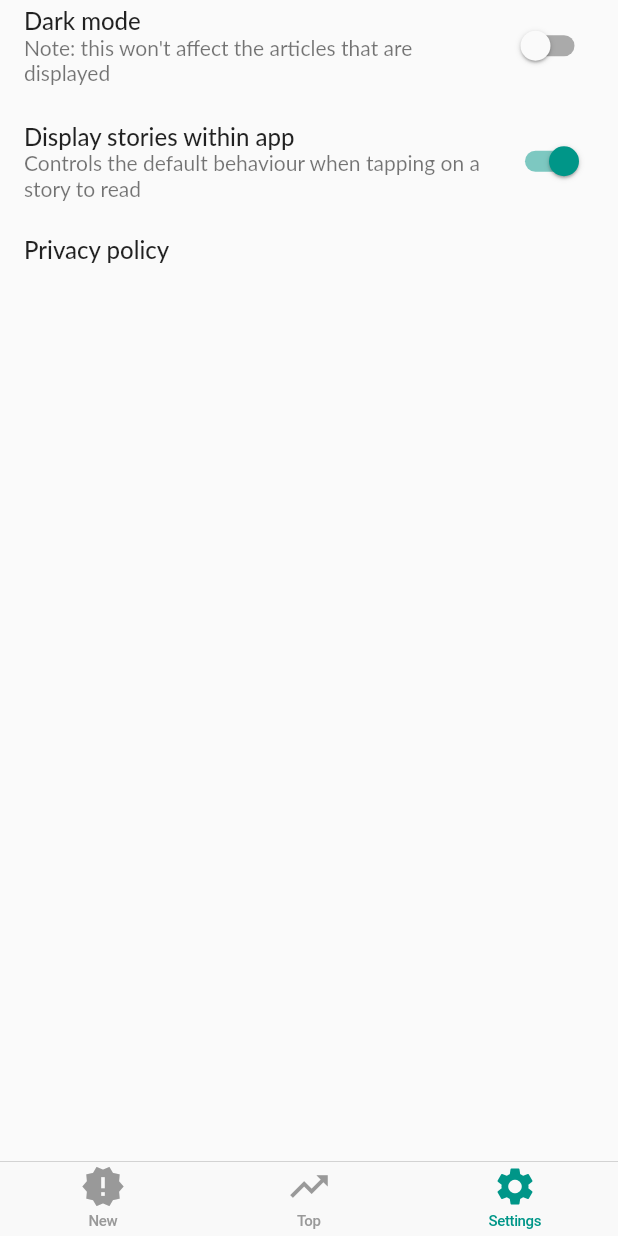
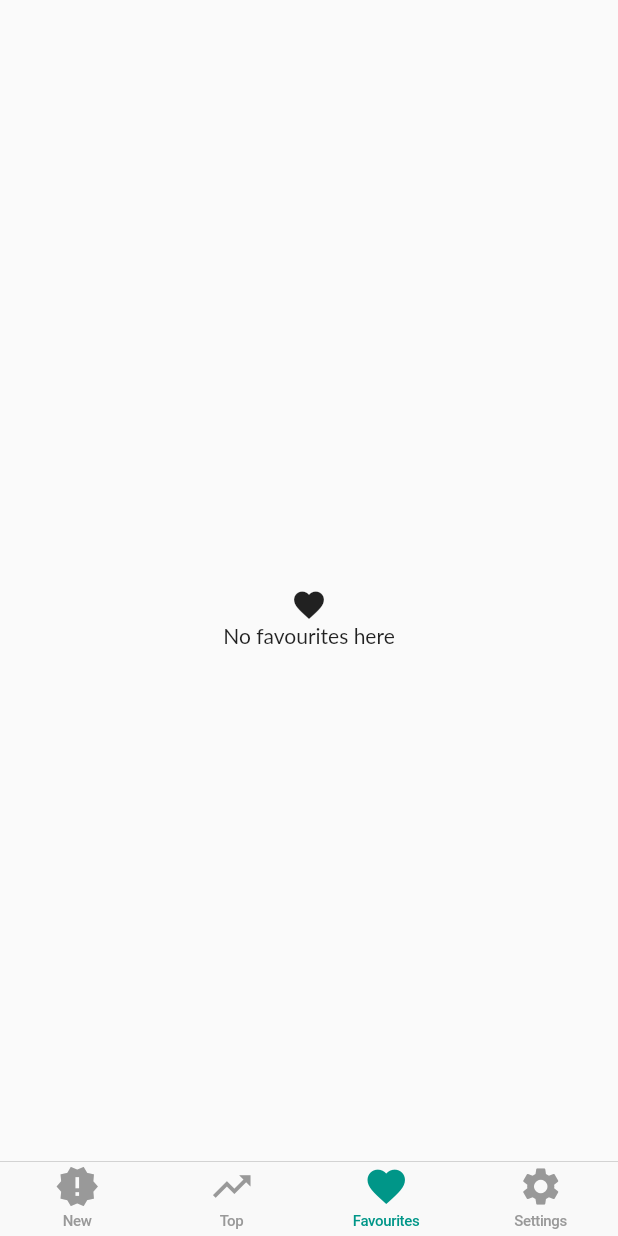
Before and after one commit to MaikuB/supnews, a Flutter app: the screen it shows after launch, item 3 of the bottom bar chosen, on a phone screen of 412 x 824 dp. Run offline on Flutter 3.47's test engine with Material 2 defaults, Android fonts, the phone set to English and light mode, and no system bars; our stand-ins replace flutter_mobx, mobx, share, shared_preferences; missing offline and left inert: flutter_statusbarcolor, hnpwa_client; generated files the repository leaves out were written again.

Commit message:
restructure code and add ability to save favourites

```diff
--- a/lib/main.dart
+++ b/lib/main.dart
@@ -4,7 +4,7 @@ import 'package:flutter_statusbarcolor/flutter_statusbarcolor.dart';
 import 'services/preferences_service.dart';
 import 'widgets/app.dart';
 
-Future main() async {
+Future<void> main() async {
   var sharedPreferences = await SharedPreferences.getInstance();
   await FlutterStatusbarcolor.setStatusBarColor(Colors.teal);
   if (useWhiteForeground(Colors.teal)) {
--- /dev/null
+++ b/lib/screens/favourites_page.dart
@@ -0,0 +1,51 @@
+import 'package:flutter/material.dart';
+import 'package:flutter_mobx/flutter_mobx.dart';
+import '../stores/favourites_store.dart';
+import '../widgets/story.dart';
+
+class FavouritesPage extends StatefulWidget {
+  final FavouritesStore store;
+
+  const FavouritesPage(
+    this.store, {
+    Key key,
+  }) : super(key: key);
+
+  @override
+  _FavouritesPageState createState() => _FavouritesPageState();
+}
+
+class _FavouritesPageState extends State<FavouritesPage>
+    with AutomaticKeepAliveClientMixin {
+  @override
+  void initState() {
+    super.initState();
+    widget.store.loadFavourites();
+  }
+
+  @override
+  Widget build(BuildContext context) {
+    super.build(context);
+    return Observer(
+      builder: (_) {
+        if (widget.store.hasFavourites) {
+          return ListView.builder(
+            itemCount: widget.store.favourites.length,
+            itemBuilder: (context, index) {
+              return Story(widget.store.favourites[index]);
+            },
+          );
+        } else {
+          return Center(
+            child: Column(
+                mainAxisAlignment: MainAxisAlignment.center,
+                children: [Icon(Icons.favorite), Text('No favourites here')]),
+          );
+        }
+      },
+    );
+  }
+
+  @override
+  bool get wantKeepAlive => true;
+}
--- a/lib/screens/stories_page.dart
+++ b/lib/screens/stories_page.dart
@@ -64,12 +64,12 @@ class _StoriesPageState<T extends StoriesStore> extends State<StoriesPage>
                         !widget.store.loadingNextPage) {
                       return Column(
                         children: [
-                          Story(widget.store, widget.store.feedItems[index]),
+                          Story(widget.store.feedItems[index]),
                           PlaceholderStory(),
                         ],
                       );
                     }
-                    return Story(widget.store, widget.store.feedItems[index]);
+                    return Story(widget.store.feedItems[index]);
                   },
                 ),
                 onRefresh: () async {
--- a/lib/services/preferences_service.dart
+++ b/lib/services/preferences_service.dart
@@ -3,6 +3,7 @@ import 'package:shared_preferences/shared_preferences.dart';
 class PreferencesService {
   final String _useDarkModeKey = 'useDarkMode';
   final String _openInAppKey = 'openInApp';
+  final String _favouritesKey = 'favourites';
 
   final SharedPreferences _sharedPreferences;
 
@@ -16,7 +17,14 @@ class PreferencesService {
 
   bool get openInApp => _sharedPreferences.getBool(_openInAppKey) ?? true;
 
+  List<String> get favourites =>
+      _sharedPreferences.getStringList(_favouritesKey) ?? List<String>();
+
   set openInApp(bool openInApp) {
     _sharedPreferences.setBool(_openInAppKey, openInApp);
   }
+
+  set favourites(List<String> favourites) {
+    _sharedPreferences.setStringList(_favouritesKey, favourites);
+  }
 }
--- /dev/null
+++ b/lib/services/sharing_service.dart
@@ -0,0 +1,7 @@
+import 'package:share/share.dart';
+
+class SharingService {
+  Future<void> share(String url) {
+    return Share.share(url);
+  }
+}
--- /dev/null
+++ b/lib/services/story_service.dart
@@ -0,0 +1,19 @@
+import 'package:supnews/services/preferences_service.dart';
+import 'package:url_launcher/url_launcher.dart';
+
+class StoryService {
+  final PreferencesService _preferencesService;
+
+  StoryService(this._preferencesService);
+
+  Future<void> openInBrowser(String url) {
+    return launch(url, forceSafariVC: false, forceWebView: false);
+  }
+
+  Future<void> open(String url) async {
+    final defaultOpenInAppPreference = _preferencesService.openInApp;
+    return launch(url,
+        forceSafariVC: defaultOpenInAppPreference,
+        forceWebView: defaultOpenInAppPreference);
+  }
+}
--- /dev/null
+++ b/lib/stores/favourites_store.dart
@@ -0,0 +1,48 @@
+import 'dart:convert';
+
+import 'package:hnpwa_client/hnpwa_client.dart';
+import 'package:mobx/mobx.dart';
+import 'package:supnews/services/preferences_service.dart';
+
+part 'favourites_store.g.dart';
+
+class FavouritesStore = FavouritesStoreBase with _$FavouritesStore;
+
+abstract class FavouritesStoreBase implements Store {
+  PreferencesService _preferencesService;
+
+  FavouritesStoreBase(this._preferencesService);
+
+  @observable
+  ObservableList<FeedItem> favourites = ObservableList<FeedItem>();
+
+  @computed
+  bool get hasFavourites => favourites.isNotEmpty;
+
+  bool isInFavourites(FeedItem feedItem) =>
+      favourites.any((f) => f.id == feedItem.id);
+
+  @action
+  void loadFavourites() {
+    _preferencesService.favourites
+        .map((f) => FeedItem.fromJson(jsonDecode(f)))
+        .forEach((f) => favourites.add(f));
+  }
+
+  @action
+  addFavourite(FeedItem item) {
+    favourites.add(item);
+    _saveFavourites();
+  }
+
+  @action
+  void removeFavourite(FeedItem item) {
+    favourites.removeWhere((fi) => fi.id == item.id);
+    _saveFavourites();
+  }
+
+  void _saveFavourites() {
+    _preferencesService.favourites =
+        favourites.map((fi) => jsonEncode(fi.toJson())).toList();
+  }
+}
--- a/lib/stores/settings_store.dart
+++ b/lib/stores/settings_store.dart
@@ -33,7 +33,7 @@ abstract class SettingsStoreBase implements Store {
     openInApp = updatedOpenInAppPreference;
   }
 
-  Future showPrivacyPolicy() async {
+  Future<void> showPrivacyPolicy() async {
     await launch('https://crossingthestreams.io/supnews-privacy-policy/',
         forceSafariVC: true, forceWebView: true);
   }
--- a/lib/widgets/app.dart
+++ b/lib/widgets/app.dart
@@ -1,6 +1,9 @@
 import 'package:flutter/material.dart';
 import 'package:hnpwa_client/hnpwa_client.dart';
 import 'package:provider/provider.dart';
+import '../services/sharing_service.dart';
+import '../services/story_service.dart';
+import '../stores/favourites_store.dart';
 import '../stores/settings_store.dart';
 import '../services/preferences_service.dart';
 import 'themeable_app.dart';
@@ -23,6 +26,15 @@ class App extends StatelessWidget {
         Provider<SettingsStore>(
           builder: (_) => SettingsStore(_preferencesService),
         ),
+        Provider<FavouritesStore>(
+          builder: (_) => FavouritesStore(_preferencesService),
+        ),
+        Provider<SharingService>(
+          builder: (_) => SharingService(),
+        ),
+        Provider<StoryService>(
+          builder: (_) => StoryService(_preferencesService),
+        )
       ],
       child: Consumer<SettingsStore>(
         builder: (context, value, _) => ThemeableApp(value),
--- a/lib/widgets/themeable_app.dart
+++ b/lib/widgets/themeable_app.dart
@@ -3,6 +3,8 @@ import 'package:flutter/material.dart';
 import 'package:flutter_mobx/flutter_mobx.dart';
 import 'package:hnpwa_client/hnpwa_client.dart';
 import 'package:provider/provider.dart';
+import 'package:supnews/screens/favourites_page.dart';
+import 'package:supnews/stores/favourites_store.dart';
 import '../screens/new_stories_page.dart';
 import '../screens/settings_page.dart';
 import '../screens/top_stories_page.dart';
@@ -46,6 +48,10 @@ class ThemeableApp extends StatelessWidget {
                     title: Text('Top'),
                   ),
                   BottomNavigationBarItem(
+                    icon: Icon(Icons.favorite),
+                    title: Text('Favourites'),
+                  ),
+                  BottomNavigationBarItem(
                     icon: Icon(Icons.settings),
                     title: Text('Settings'),
                   ),
@@ -86,6 +92,12 @@ class ThemeableApp extends StatelessWidget {
                           ),
                     );
                   case 2:
+                    return Consumer<FavouritesStore>(
+                      builder: (context, value, _) => Scaffold(
+                            body: FavouritesPage(value),
+                          ),
+                    );
+                  case 3:
                     return Consumer<SettingsStore>(
                       builder: (context, value, _) => Scaffold(
                             body: SettingsPage(value),
```
Also changed, not shown: lib/stores/stories_store.dart (+2 -11 lines), lib/widgets/story.dart (+42 -17 lines), lib/stores/favourites_store.g.dart (added), lib/stores/stories_store.g.dart.
